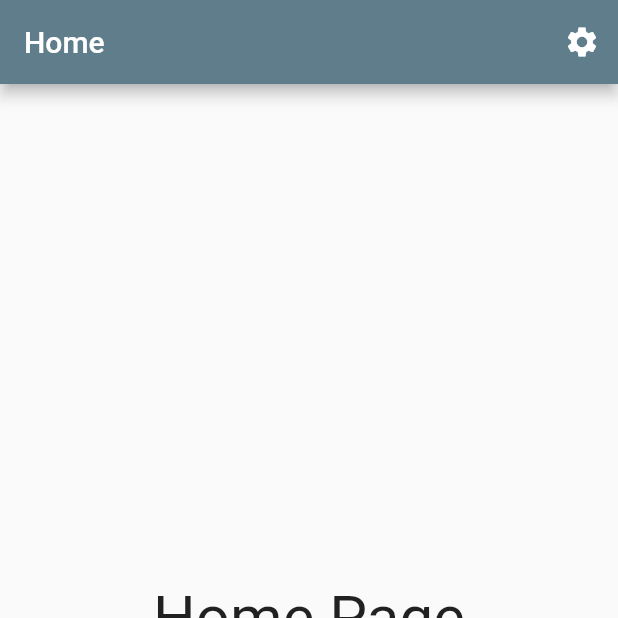
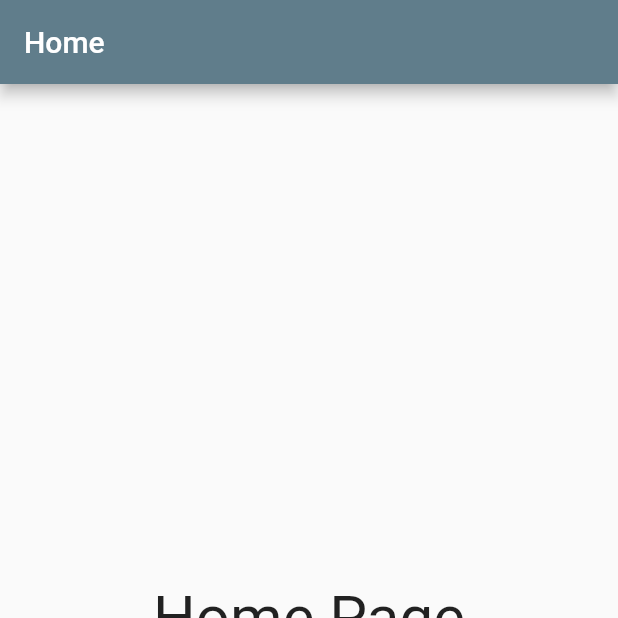
Before and after one commit to Chnapik/lp_app, a Flutter app: the screen it shows after launch, on a phone screen of 412 x 824 dp, the top half of it. Run offline on Flutter 3.47's test engine with Material 2 defaults, Android fonts, the phone set to English and light mode, and no system bars; our stand-ins replace go_router.

Commit message:
removed settings action item from devices, battery, and home

```diff
--- a/lib/screens/home_page.dart
+++ b/lib/screens/home_page.dart
@@ -1,5 +1,4 @@
 import 'package:flutter/material.dart';
-import 'package:go_router/go_router.dart';
 
 class HomePage extends StatelessWidget {
   const HomePage({Key? key}) : super(key: key);
@@ -10,14 +9,6 @@ class HomePage extends StatelessWidget {
       appBar: AppBar(
         title: const Text('Home'),
         automaticallyImplyLeading: false,
-        actions: [
-          IconButton(
-            icon: const Icon(Icons.settings),
-            onPressed: () {
-              context.go('/settings');
-            },
-          ),
-        ],
       ),
       body: Column(
         mainAxisAlignment: MainAxisAlignment.center,
```
Also changed, not shown: lib/screens/battery_page.dart (+0 -9 lines), lib/screens/devices_page.dart (+0 -9 lines).
